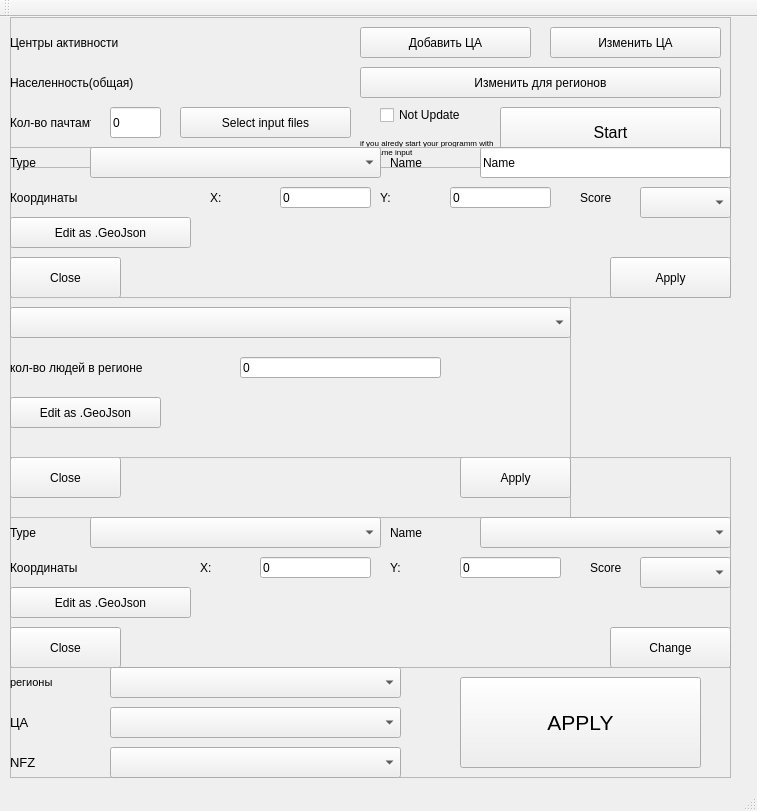
s21dlemanskiy/Drones_Oman, file source/untitled.ui: the form before one commit.
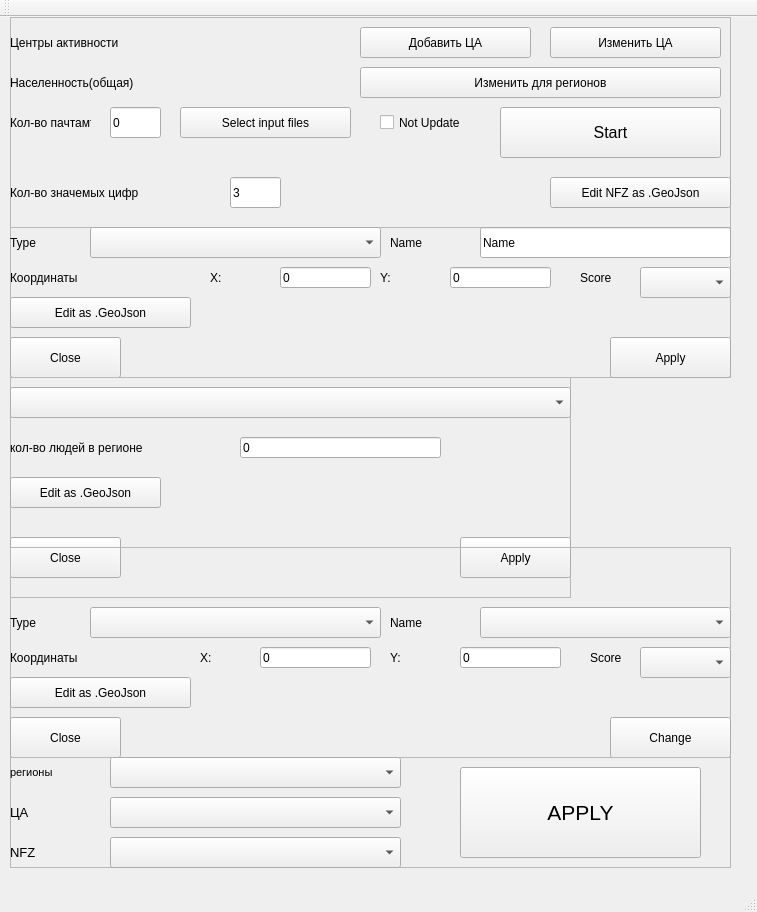
The form after the commit.

The edit to the form file:
```diff
--- a/source/untitled.ui
+++ b/source/untitled.ui
@@ -7,7 +7,7 @@
     <x>0</x>
     <y>0</y>
     <width>757</width>
-    <height>811</height>
+    <height>912</height>
    </rect>
   </property>
   <property name="windowTitle">
@@ -20,7 +20,7 @@
       <x>10</x>
       <y>0</y>
       <width>721</width>
-      <height>151</height>
+      <height>211</height>
      </rect>
     </property>
     <property name="frameShape">
@@ -183,7 +183,7 @@
        <x>370</x>
        <y>90</y>
        <width>111</width>
-       <height>16</height>
+       <height>31</height>
       </rect>
      </property>
      <property name="text">
@@ -193,22 +193,40 @@
     <widget class="QLabel" name="label_19">
      <property name="geometry">
       <rect>
-       <x>350</x>
-       <y>110</y>
-       <width>141</width>
-       <height>41</height>
+       <x>0</x>
+       <y>160</y>
+       <width>221</width>
+       <height>31</height>
       </rect>
      </property>
-     <property name="font">
-      <font>
-       <pointsize>6</pointsize>
-      </font>
+     <property name="text">
+      <string>Кол-во значемых цифр</string>
      </property>
+    </widget>
+    <widget class="QLineEdit" name="lineEdit_8">
+     <property name="geometry">
+      <rect>
+       <x>220</x>
+       <y>160</y>
+       <width>51</width>
+       <height>31</height>
+      </rect>
+     </property>
      <property name="text">
-      <string>if you alredy start your programm with the same input</string>
+      <string>3</string>
      </property>
-     <property name="wordWrap">
-      <bool>true</bool>
+    </widget>
+    <widget class="QPushButton" name="pushButton_16">
+     <property name="geometry">
+      <rect>
+       <x>540</x>
+       <y>160</y>
+       <width>181</width>
+       <height>31</height>
+      </rect>
+     </property>
+     <property name="text">
+      <string>Edit NFZ as .GeoJson</string>
      </property>
     </widget>
    </widget>
@@ -219,7 +237,7 @@
     <property name="geometry">
      <rect>
       <x>10</x>
-      <y>130</y>
+      <y>210</y>
       <width>721</width>
       <height>151</height>
      </rect>
@@ -414,7 +432,7 @@
     <property name="geometry">
      <rect>
       <x>10</x>
-      <y>280</y>
+      <y>360</y>
       <width>561</width>
       <height>221</height>
      </rect>
@@ -508,7 +526,7 @@
     <property name="geometry">
      <rect>
       <x>10</x>
-      <y>440</y>
+      <y>530</y>
       <width>721</width>
       <height>211</height>
      </rect>
@@ -697,7 +715,7 @@
     <property name="geometry">
      <rect>
       <x>10</x>
-      <y>650</y>
+      <y>740</y>
       <width>721</width>
       <height>111</height>
      </rect>
```
Left out of the diff: 2 changed lines with no effect on the pictures.
